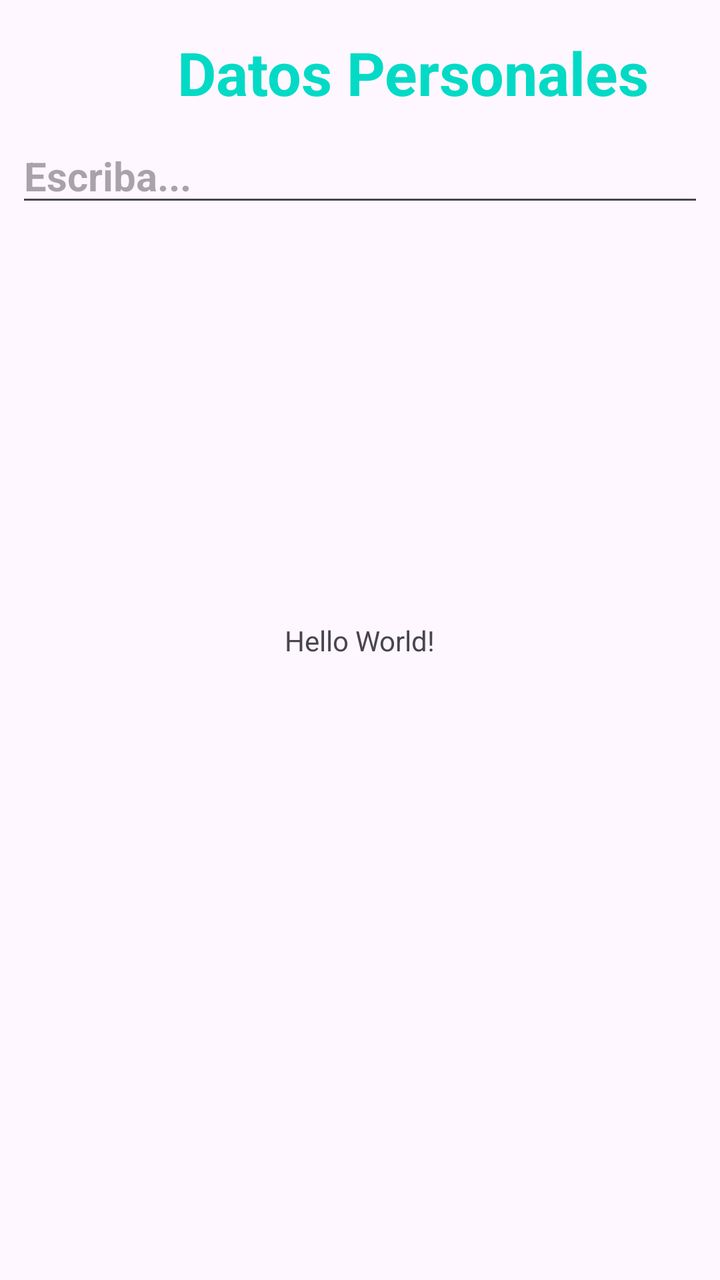
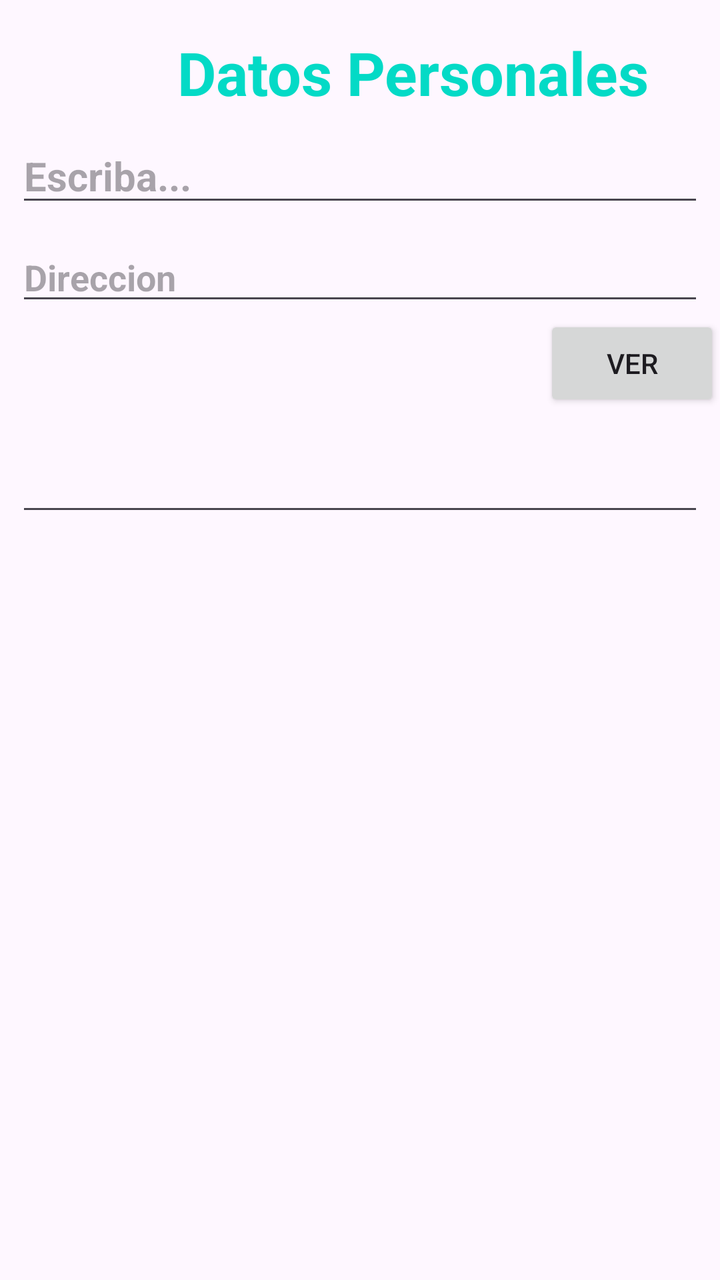

Two renders of the same Android screen: before a commit and after it. Below are the layout's source before the change and the commit's diff.
<!-- AndroidManifest.xml: application theme Theme.InterfazGrafica01 -->
<!-- res/layout/activity_main.xml -->
<?xml version="1.0" encoding="utf-8"?>
<androidx.constraintlayout.widget.ConstraintLayout xmlns:android="http://schemas.android.com/apk/res/android"
    xmlns:app="http://schemas.android.com/apk/res-auto"
    xmlns:tools="http://schemas.android.com/tools"
    android:id="@+id/main"
    android:layout_width="match_parent"
    android:layout_height="match_parent"
    tools:context=".MainActivity">

    <TextView
        android:layout_width="wrap_content"
        android:layout_height="wrap_content"
        android:text="Hello World!"
        app:layout_constraintBottom_toBottomOf="parent"
        app:layout_constraintEnd_toEndOf="parent"
        app:layout_constraintStart_toStartOf="parent"
        app:layout_constraintTop_toTopOf="parent" />

    <TextView
        android:id="@+id/textView"
        android:layout_width="wrap_content"
        android:layout_height="wrap_content"
        android:layout_marginTop="16dp"
        android:text="Datos Personales"
        android:textColor="@color/design_default_color_secondary"
        android:textSize="30sp"
        android:textStyle="bold"
        app:layout_constraintEnd_toEndOf="parent"
        app:layout_constraintHorizontal_bias="0.716"
        app:layout_constraintStart_toStartOf="parent"
        app:layout_constraintTop_toTopOf="parent" />

    <EditText
        android:id="@+id/editTextText"
        android:layout_width="0dp"
        android:layout_height="wrap_content"
        android:layout_marginStart="8dp"
        android:layout_marginTop="8dp"
        android:layout_marginEnd="8dp"
        android:ems="10"
        android:hint="Escriba..."
        android:inputType="text"
        android:textSize="20sp"
        android:textStyle="bold"
        app:layout_constraintEnd_toEndOf="parent"
        app:layout_constraintStart_toStartOf="parent"
        app:layout_constraintTop_toBottomOf="@+id/textView" />

</androidx.constraintlayout.widget.ConstraintLayout>
<!-- resources referenced by this layout -->
<resources>
  <style name="Theme.InterfazGrafica01" parent="Base.Theme.InterfazGrafica01" />
  <style name="Base.Theme.InterfazGrafica01" parent="Theme.Material3.DayNight.NoActionBar">
          
          
      </style>
</resources>

<!-- the commit's change to res/layout/activity_main.xml (unified diff, before → after) -->
@@ -6,15 +6,6 @@
     android:layout_width="match_parent"
     android:layout_height="match_parent"
     tools:context=".MainActivity">
-
-    <TextView
-        android:layout_width="wrap_content"
-        android:layout_height="wrap_content"
-        android:text="Hello World!"
-        app:layout_constraintBottom_toBottomOf="parent"
-        app:layout_constraintEnd_toEndOf="parent"
-        app:layout_constraintStart_toStartOf="parent"
-        app:layout_constraintTop_toTopOf="parent" />
 
     <TextView
         android:id="@+id/textView"
@@ -31,7 +22,7 @@
         app:layout_constraintTop_toTopOf="parent" />
 
     <EditText
-        android:id="@+id/editTextText"
+        android:id="@+id/texto1"
         android:layout_width="0dp"
         android:layout_height="wrap_content"
         android:layout_marginStart="8dp"
@@ -46,4 +37,41 @@
         app:layout_constraintStart_toStartOf="parent"
         app:layout_constraintTop_toBottomOf="@+id/textView" />
 
+    <EditText
+        android:id="@+id/direccion"
+        android:layout_width="0dp"
+        android:layout_height="wrap_content"
+        android:layout_marginStart="8dp"
+        android:layout_marginTop="8dp"
+        android:layout_marginEnd="8dp"
+        android:ems="10"
+        android:hint="Direccion"
+        android:inputType="text"
+        android:textStyle="bold"
+        app:layout_constraintEnd_toEndOf="parent"
+        app:layout_constraintStart_toStartOf="parent"
+        app:layout_constraintTop_toBottomOf="@+id/texto1" />
+
+    <Button
+        android:onClick="guardar"
+        android:id="@+id/btnVer"
+        android:layout_width="wrap_content"
+        android:layout_height="wrap_content"
+        android:text="Ver"
+        app:layout_constraintEnd_toEndOf="parent"
+        app:layout_constraintTop_toBottomOf="@+id/direccion" />
+
+    <EditText
+        android:id="@+id/resultado"
+        android:layout_width="0dp"
+        android:layout_height="wrap_content"
+        android:layout_marginStart="8dp"
+        android:layout_marginTop="64dp"
+        android:layout_marginEnd="8dp"
+        android:ems="10"
+        android:inputType="text"
+        app:layout_constraintEnd_toEndOf="parent"
+        app:layout_constraintStart_toStartOf="parent"
+        app:layout_constraintTop_toBottomOf="@+id/direccion" />
+
 </androidx.constraintlayout.widget.ConstraintLayout>
